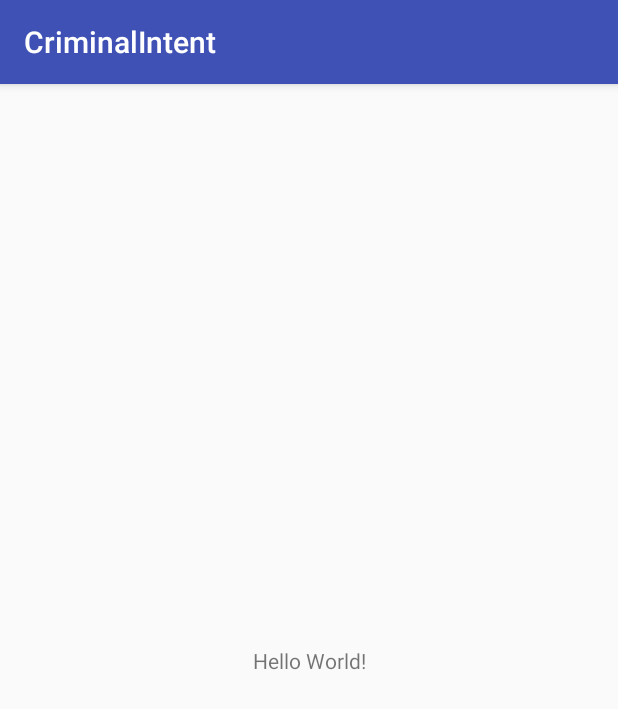
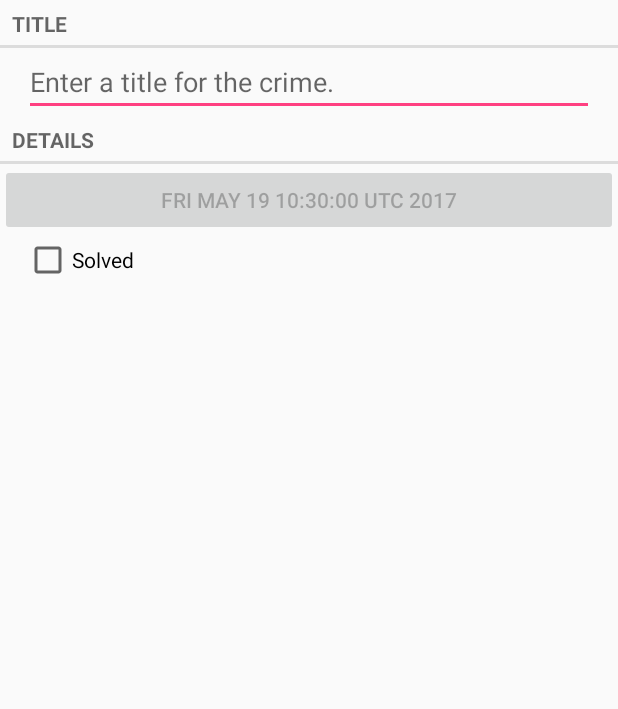
Before and after one commit to pavedwalden/BNR-android-programming, an Android app: the screen it shows after launch (CrimeActivity), on a phone screen of 412 x 824 dp. Shown: the top 709 px of the screen. Run offline under Robolectric (Android 15) with nearby library versions, the phone set to English and light mode, and no system bars.

Commit message:
end of chapter 8

```diff
--- a/CriminalIntent/app/build.gradle
+++ b/CriminalIntent/app/build.gradle
@@ -20,11 +20,12 @@ android {
 }
 
 dependencies {
-    compile fileTree(dir: 'libs', include: ['*.jar'])
+    compile fileTree(include: ['*.jar'], dir: 'libs')
     androidTestCompile('com.android.support.test.espresso:espresso-core:2.2.2', {
         exclude group: 'com.android.support', module: 'support-annotations'
     })
-    compile 'com.android.support:appcompat-v7:25.3.1'
     compile 'com.android.support.constraint:constraint-layout:1.0.2'
     testCompile 'junit:junit:4.12'
+    compile 'com.android.support:support-v4:25.0.0'
+    compile 'com.android.support:appcompat-v7:25.0.0'
 }
--- a/CriminalIntent/app/src/main/AndroidManifest.xml
+++ b/CriminalIntent/app/src/main/AndroidManifest.xml
@@ -1,5 +1,6 @@
 <?xml version="1.0" encoding="utf-8"?>
 <manifest xmlns:android="http://schemas.android.com/apk/res/android"
+    xmlns:tools="http://schemas.android.com/tools"
     package="criminalintent.android.bignerdranch.com.criminalintent">
 
     <application
--- /dev/null
+++ b/CriminalIntent/app/src/main/java/criminalintent/android/bignerdranch/com/criminalintent/Crime.java
@@ -0,0 +1,50 @@
+package criminalintent.android.bignerdranch.com.criminalintent;
+
+import java.util.Date;
+import java.util.UUID;
+
+/**
+ * Created by alexrice on 5/19/17.
+ */
+
+public class Crime {
+
+    private UUID mId;
+    private String mTitle;
+    private Date mDate;
+    private boolean mSolved;
+
+    public Crime() {
+        // Generate unique identifier
+        mId = UUID.randomUUID();
+        mDate = new Date();
+    }
+
+    public UUID getId() {
+        return mId;
+    }
+
+    public String getTitle() {
+        return mTitle;
+    }
+
+    public void setTitle(String mTitle) {
+        this.mTitle = mTitle;
+    }
+
+    public Date getDate() {
+        return mDate;
+    }
+
+    public void setDate(Date date) {
+        mDate = date;
+    }
+
+    public boolean isSolved() {
+        return mSolved;
+    }
+
+    public void setSolved(boolean solved) {
+        mSolved = solved;
+    }
+}
--- a/CriminalIntent/app/src/main/java/criminalintent/android/bignerdranch/com/criminalintent/CrimeActivity.java
+++ b/CriminalIntent/app/src/main/java/criminalintent/android/bignerdranch/com/criminalintent/CrimeActivity.java
@@ -1,13 +1,26 @@
 package criminalintent.android.bignerdranch.com.criminalintent;
 
+import android.support.v4.app.Fragment;
+import android.support.v4.app.FragmentActivity;
+import android.support.v4.app.FragmentManager;
 import android.support.v7.app.AppCompatActivity;
 import android.os.Bundle;
 
-public class CrimeActivity extends AppCompatActivity {
+public class CrimeActivity extends FragmentActivity {
 
     @Override
     protected void onCreate(Bundle savedInstanceState) {
         super.onCreate(savedInstanceState);
         setContentView(R.layout.activity_crime);
+
+        FragmentManager fm = getSupportFragmentManager();
+        Fragment fragment = fm.findFragmentById(R.id.fragment_container);
+
+        if (fragment == null) {
+            fragment = new CrimeFragment();
+            fm.beginTransaction()
+                    .add(R.id.fragment_container, fragment)
+                    .commit();
+        }
     }
 }
--- /dev/null
+++ b/CriminalIntent/app/src/main/java/criminalintent/android/bignerdranch/com/criminalintent/CrimeFragment.java
@@ -0,0 +1,71 @@
+package criminalintent.android.bignerdranch.com.criminalintent;
+
+
+import android.os.Bundle;
+import android.support.v4.app.Fragment;
+import android.text.Editable;
+import android.text.TextWatcher;
+import android.view.LayoutInflater;
+import android.view.View;
+import android.view.ViewGroup;
+import android.widget.Button;
+import android.widget.CheckBox;
+import android.widget.CompoundButton;
+import android.widget.EditText;
+
+/**
+ * Created by alexrice on 5/19/17.
+ */
+
+public class CrimeFragment extends Fragment {
+    private Crime mCrime;
+    private EditText mTitleField;
+    private Button mDateButton;
+    private CheckBox mSolvedCheckBox;
+
+    @Override
+    public void onCreate(Bundle savedInstanceState) {
+        super.onCreate(savedInstanceState);
+        mCrime = new Crime();
+    }
+
+    @Override
+    public View onCreateView(LayoutInflater inflater, ViewGroup container, Bundle savedInstanceState) {
+        View v = inflater.inflate(R.layout.fragment_crime, container, false);
+
+        mTitleField = (EditText)v.findViewById(R.id.crime_title);
+        mTitleField.addTextChangedListener(new TextWatcher() {
+            @Override
+            public void beforeTextChanged(CharSequence s, int start, int count, int after) {
+
+            }
+
+            @Override
+            public void onTextChanged(CharSequence s, int start, int before, int count) {
+                mCrime.setTitle(s.toString());
+            }
+
+            @Override
+            public void afterTextChanged(Editable s) {
+
+            }
+        });
+
+        mDateButton = (Button)v.findViewById(R.id.crime_date);
+        mDateButton.setText(mCrime.getDate().toString());
+        mDateButton.setEnabled(false);
+
+        mSolvedCheckBox = (CheckBox)v.findViewById(R.id.crime_solved);
+        mSolvedCheckBox.setOnCheckedChangeListener(new CompoundButton.OnCheckedChangeListener() {
+            @Override
+            public void onCheckedChanged(CompoundButton buttonView, boolean isChecked) {
+                mCrime.setSolved(isChecked);
+            }
+        });
+
+
+
+        return v;
+    }
+
+}
--- /dev/null
+++ b/CriminalIntent/app/src/main/res/layout-land/fragment_crime.xml
@@ -0,0 +1,53 @@
+<?xml version="1.0" encoding="utf-8"?>
+<LinearLayout xmlns:android="http://schemas.android.com/apk/res/android"
+    android:orientation="vertical"
+    android:layout_width="match_parent"
+    android:layout_height="match_parent">
+
+    <TextView
+        android:layout_width="match_parent"
+        android:layout_height="wrap_content"
+        android:text="@string/crime_title_label"
+        style="?android:listSeparatorTextViewStyle"
+        />
+
+    <EditText android:id="@+id/crime_title"
+        android:layout_width="match_parent"
+        android:layout_height="wrap_content"
+        android:layout_marginLeft="16dp"
+        android:layout_marginRight="16dp"
+        android:hint="@string/crime_title_hint"
+        />
+
+    <TextView
+        android:layout_width="match_parent"
+        android:layout_height="wrap_content"
+        android:text="@string/crime_details_label"
+        style="?android:listSeparatorTextViewStyle"
+        />
+
+    <LinearLayout
+        android:layout_width="match_parent"
+        android:layout_height="wrap_content"
+        android:layout_marginLeft="16dp"
+        android:layout_marginRight="16dp"
+        android:orientation="horizontal">
+
+        <Button
+            android:id="@+id/crime_date"
+            android:layout_width="wrap_content"
+            android:layout_height="wrap_content"
+            android:layout_weight="1" />
+
+        <CheckBox
+            android:id="@+id/crime_solved"
+            android:layout_width="wrap_content"
+            android:layout_height="wrap_content"
+            android:layout_marginLeft="16dp"
+            android:layout_marginRight="16dp"
+            android:layout_weight="1"
+            android:text="@string/crime_solved_label" />
+
+    </LinearLayout>
+
+</LinearLayout>
--- a/CriminalIntent/app/src/main/res/layout/activity_crime.xml
+++ b/CriminalIntent/app/src/main/res/layout/activity_crime.xml
@@ -1,18 +1,8 @@
 <?xml version="1.0" encoding="utf-8"?>
-<android.support.constraint.ConstraintLayout xmlns:android="http://schemas.android.com/apk/res/android"
-    xmlns:app="http://schemas.android.com/apk/res-auto"
-    xmlns:tools="http://schemas.android.com/tools"
+<FrameLayout xmlns:android="http://schemas.android.com/apk/res/android"
+    android:id="@+id/fragment_container"
     android:layout_width="match_parent"
     android:layout_height="match_parent"
-    tools:context="criminalintent.android.bignerdranch.com.criminalintent.CrimeActivity">
+    >
 
-    <TextView
-        android:layout_width="wrap_content"
-        android:layout_height="wrap_content"
-        android:text="Hello World!"
-        app:layout_constraintBottom_toBottomOf="parent"
-        app:layout_constraintLeft_toLeftOf="parent"
-        app:layout_constraintRight_toRightOf="parent"
-        app:layout_constraintTop_toTopOf="parent" />
-
-</android.support.constraint.ConstraintLayout>
+</FrameLayout>
--- /dev/null
+++ b/CriminalIntent/app/src/main/res/layout/fragment_crime.xml
@@ -0,0 +1,41 @@
+<?xml version="1.0" encoding="utf-8"?>
+<LinearLayout xmlns:android="http://schemas.android.com/apk/res/android"
+    android:orientation="vertical"
+    android:layout_width="match_parent"
+    android:layout_height="match_parent">
+
+    <TextView
+        android:layout_width="match_parent"
+        android:layout_height="wrap_content"
+        android:text="@string/crime_title_label"
+        style="?android:listSeparatorTextViewStyle"
+        />
+
+    <EditText android:id="@+id/crime_title"
+        android:layout_width="match_parent"
+        android:layout_height="wrap_content"
+        android:layout_marginLeft="16dp"
+        android:layout_marginRight="16dp"
+        android:hint="@string/crime_title_hint"
+        />
+
+    <TextView
+        android:layout_width="match_parent"
+        android:layout_height="wrap_content"
+        android:text="@string/crime_details_label"
+        style="?android:listSeparatorTextViewStyle"
+        />
+
+    <Button android:id="@+id/crime_date"
+        android:layout_width="match_parent"
+        android:layout_height="wrap_content" />
+
+    <CheckBox android:id="@+id/crime_solved"
+        android:layout_width="match_parent"
+        android:layout_height="wrap_content"
+        android:layout_marginLeft="16dp"
+        android:layout_marginRight="16dp"
+        android:text="@string/crime_solved_label"
+        />
+
+</LinearLayout>
--- a/CriminalIntent/app/src/main/res/values/strings.xml
+++ b/CriminalIntent/app/src/main/res/values/strings.xml
@@ -1,3 +1,7 @@
 <resources>
     <string name="app_name">CriminalIntent</string>
+    <string name="crime_title_hint">Enter a title for the crime.</string>
+    <string name="crime_title_label">Title</string>
+    <string name="crime_details_label">Details</string>
+    <string name="crime_solved_label">Solved</string>
 </resources>
```
